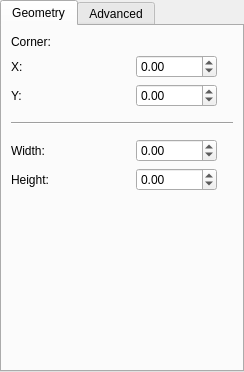
The window that plugins/defaultTools/defaulttool/DefaultToolWidget.ui (KDE/krita) describes before a commit, drawn with Qt 5.
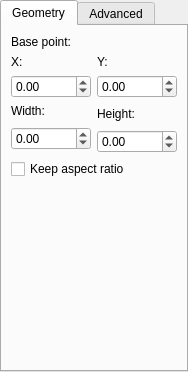
The same window after the commit. Custom widgets are drawn as their Qt base class.

Commit message: * Disable both tabs in the widget when there's nothing selected * Use a checkbox for the aspect ration instead of the chain links as it's much more obvious * Corner => Base point * Change the layout so that it uses the available space more efficiently

The edit to the form file:
```diff
--- a/plugins/defaultTools/defaulttool/DefaultToolWidget.ui
+++ b/plugins/defaultTools/defaulttool/DefaultToolWidget.ui
@@ -5,7 +5,7 @@
    <rect>
     <x>0</x>
     <y>0</y>
-    <width>244</width>
+    <width>188</width>
     <height>372</height>
    </rect>
   </property>
@@ -20,7 +20,7 @@
     <item row="0" column="0" >
      <widget class="QLabel" name="label" >
       <property name="text" >
-       <string>Corner:</string>
+       <string>Base point:</string>
       </property>
      </widget>
     </item>
@@ -44,16 +44,6 @@
      </widget>
     </item>
     <item row="1" column="1" >
-     <widget class="KoUnitDoubleSpinBox" name="positionXSpinBox" >
-      <property name="minimum" >
-       <double>-10000.000000000000000</double>
-      </property>
-      <property name="maximum" >
-       <double>10000.000000000000000</double>
-      </property>
-     </widget>
-    </item>
-    <item row="2" column="0" >
      <widget class="QLabel" name="positionYLabel" >
       <property name="sizePolicy" >
        <sizepolicy vsizetype="Preferred" hsizetype="MinimumExpanding" >
@@ -69,6 +59,16 @@
       </property>
      </widget>
     </item>
+    <item row="2" column="0" >
+     <widget class="KoUnitDoubleSpinBox" name="positionXSpinBox" >
+      <property name="minimum" >
+       <double>-10000.000000000000000</double>
+      </property>
+      <property name="maximum" >
+       <double>10000.000000000000000</double>
+      </property>
+     </widget>
+    </item>
     <item row="2" column="1" >
      <widget class="KoUnitDoubleSpinBox" name="positionYSpinBox" >
       <property name="minimum" >
@@ -79,20 +79,7 @@
       </property>
      </widget>
     </item>
-    <item row="3" column="0" colspan="3" >
-     <widget class="Line" name="line" >
-      <property name="minimumSize" >
-       <size>
-        <width>0</width>
-        <height>20</height>
-       </size>
-      </property>
-      <property name="orientation" >
-       <enum>Qt::Horizontal</enum>
-      </property>
-     </widget>
-    </item>
-    <item row="4" column="0" >
+    <item row="3" column="0" >
      <widget class="QLabel" name="widthLabel" >
       <property name="text" >
        <string>Width:</string>
@@ -102,33 +89,7 @@
       </property>
      </widget>
     </item>
-    <item row="4" column="1" >
-     <widget class="KoUnitDoubleSpinBox" name="widthSpinBox" >
-      <property name="minimum" >
-       <double>-10000.000000000000000</double>
-      </property>
-      <property name="maximum" >
-       <double>10000.000000000000000</double>
-      </property>
-     </widget>
-    </item>
-    <item rowspan="2" row="4" column="2" >
-     <widget class="KoAspectButton" native="1" name="aspectButton" >
-      <property name="minimumSize" >
-       <size>
-        <width>10</width>
-        <height>20</height>
-       </size>
-      </property>
-      <property name="maximumSize" >
-       <size>
-        <width>10</width>
-        <height>30</height>
-       </size>
-      </property>
-     </widget>
-    </item>
-    <item row="5" column="0" >
+    <item rowspan="2" row="3" column="1" >
      <widget class="QLabel" name="heightLabel" >
       <property name="text" >
        <string>Height:</string>
@@ -138,6 +99,16 @@
       </property>
      </widget>
     </item>
+    <item rowspan="2" row="4" column="0" >
+     <widget class="KoUnitDoubleSpinBox" name="widthSpinBox" >
+      <property name="minimum" >
+       <double>-10000.000000000000000</double>
+      </property>
+      <property name="maximum" >
+       <double>10000.000000000000000</double>
+      </property>
+     </widget>
+    </item>
     <item row="5" column="1" >
      <widget class="KoUnitDoubleSpinBox" name="heightSpinBox" >
       <property name="minimum" >
@@ -148,15 +119,22 @@
       </property>
      </widget>
     </item>
-    <item row="6" column="1" >
+    <item row="6" column="0" colspan="2" >
+     <widget class="QCheckBox" name="aspectButton" >
+      <property name="text" >
+       <string>Keep aspect ratio</string>
+      </property>
+     </widget>
+    </item>
+    <item row="7" column="0" colspan="2" >
      <spacer>
       <property name="orientation" >
        <enum>Qt::Vertical</enum>
       </property>
       <property name="sizeHint" >
        <size>
-        <width>20</width>
-        <height>61</height>
+        <width>86</width>
+        <height>171</height>
        </size>
       </property>
      </spacer>
@@ -342,12 +320,6 @@
    <header>KoPositionSelector.h</header>
    <container>1</container>
   </customwidget>
-  <customwidget>
-   <class>KoAspectButton</class>
-   <extends>QWidget</extends>
-   <header>KoAspectButton.h</header>
-   <container>1</container>
-  </customwidget>
   <customwidget>
    <class>KoUnitDoubleSpinBox</class>
    <extends>QDoubleSpinBox</extends>
```
Left out of the diff: 23 changed lines with no effect on the pictures. The commit also changes 1 other file.
